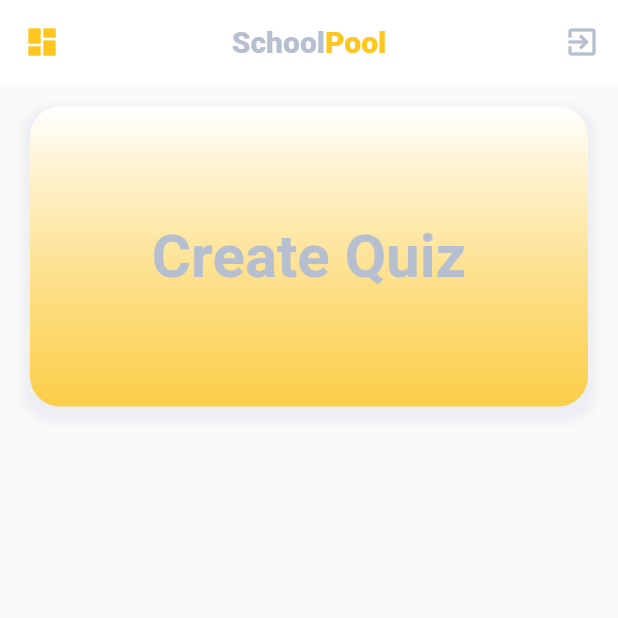
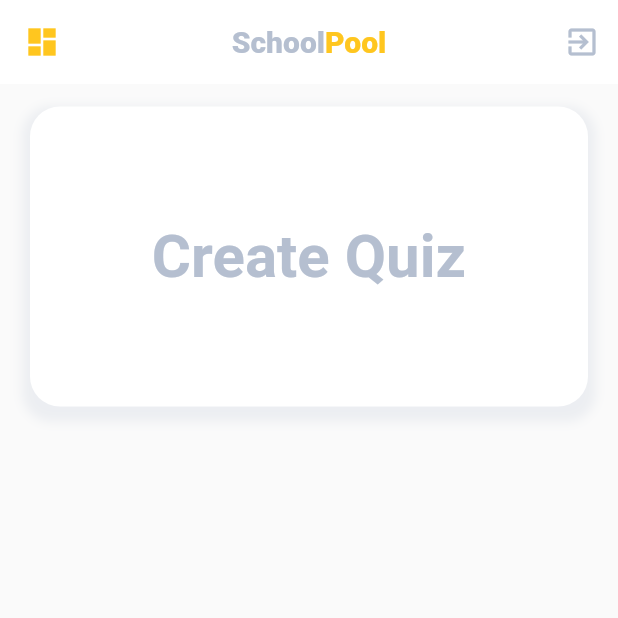
Before and after one commit to imtanbro/classroom, a Flutter app: the screen it shows after launch, after a tap on "Teacher Sign In", on a phone screen of 412 x 824 dp, the top half of it. Run offline on Flutter 3.47's test engine with Material 2 defaults, Android fonts, the phone set to English and light mode, and no system bars; our stand-ins replace cloud_firestore, firebase_auth, firebase_core, random_string, shared_preferences; accounts and stored records are empty.

Commit message:
made changes to suit new update

```diff
--- a/lib/views/sign_in/signin.dart
+++ b/lib/views/sign_in/signin.dart
@@ -110,16 +110,17 @@ class _SignInState extends State<SignIn> {
                         child: Container(
                           padding: EdgeInsets.symmetric(vertical: 10),
                           decoration: BoxDecoration(
-                            gradient: LinearGradient(
-                              colors: [
-                                Color.fromRGBO(66, 133, 244, 1),
-                                Color.fromRGBO(219, 68, 55, 1),
-                                Color.fromRGBO(244, 180, 0, 1),
-                                Color.fromRGBO(15, 157, 88, 1),
-                              ],
-                              begin: Alignment.centerLeft,
-                              end: Alignment.centerRight,
-                            ),
+                            color: kPrimaryColor,
+                            // gradient: LinearGradient(
+                            // colors: [
+                            //   Color.fromRGBO(66, 133, 244, 1),
+                            //   Color.fromRGBO(219, 68, 55, 1),
+                            //   Color.fromRGBO(244, 180, 0, 1),
+                            //   Color.fromRGBO(15, 157, 88, 1),
+                            // ],
+                            //       begin: Alignment.centerLeft,
+                            //         end: Alignment.centerRight,
+                            //         ),
                             borderRadius: BorderRadius.circular(30),
                           ),
                           height: size.height * 0.08,
@@ -185,17 +186,18 @@ class _SignInState extends State<SignIn> {
                         child: Container(
                           padding: EdgeInsets.symmetric(vertical: 10),
                           decoration: BoxDecoration(
-                            gradient: LinearGradient(
-                              colors: [
-                                Color.fromRGBO(66, 133, 244, 1),
-                                Color.fromRGBO(219, 68, 55, 1),
-                                Color.fromRGBO(244, 180, 0, 1),
-                                Color.fromRGBO(15, 157, 88, 1),
-                              ],
-                              begin: Alignment.centerLeft,
-                              end: Alignment.centerRight,
-                            ),
+                            //: LinearGradient(
+                            // colors: [
+                            //      Color.fromRGBO(66, 133, 244, 1),
+                            //     Color.fromRGBO(219, 68, 55, 1),
+                            //    Color.fromRGBO(244, 180, 0, 1),
+                            //   Color.fromRGBO(15, 157, 88, 1),
+                            // ],
+                            //   begin: Alignment.centerLeft,
+                            //     end: Alignment.centerRight,
+                            //),
                             borderRadius: BorderRadius.circular(30),
+                            color: kPrimaryColor,
                           ),
                           height: size.height * 0.08,
                           alignment: Alignment.center,
--- a/lib/widgets/widgets.dart
+++ b/lib/widgets/widgets.dart
@@ -36,11 +36,11 @@ Widget blueButton(BuildContext context, String label) {
     padding: EdgeInsets.symmetric(vertical: 10),
     decoration: BoxDecoration(
       gradient: LinearGradient(
-        colors: [
-          Color.fromRGBO(66, 133, 244, 1),
-          Color.fromRGBO(219, 68, 55, 1),
-          Color.fromRGBO(244, 180, 0, 1),
-        ],
+        //   colors: [
+        //    Color.fromRGBO(66, 133, 244, 1),
+        //   Color.fromRGBO(219, 68, 55, 1),
+        //  Color.fromRGBO(244, 180, 0, 1),
+        //     ],
         begin: Alignment.centerLeft,
         end: Alignment.centerRight,
       ),
@@ -63,15 +63,16 @@ Widget customButton(BuildContext context, String label, buttonWidth) {
   return Container(
     padding: EdgeInsets.symmetric(vertical: 10),
     decoration: BoxDecoration(
-      gradient: LinearGradient(
-        colors: [
-          Color.fromRGBO(66, 133, 244, 1),
-          Color.fromRGBO(219, 68, 55, 1),
-          Color.fromRGBO(244, 180, 0, 1),
-        ],
-        begin: Alignment.centerLeft,
-        end: Alignment.centerRight,
-      ),
+      color: kPrimaryColor,
+      // gradient: LinearGradient(
+      // colors: [
+      //   Color.fromRGBO(66, 133, 244, 1),
+      //   Color.fromRGBO(219, 68, 55, 1),
+      //   Color.fromRGBO(244, 180, 0, 1),
+      // ],
+      // begin: Alignment.centerLeft,
+      //  end: Alignment.centerRight,
+      // ),
       borderRadius: BorderRadius.circular(30),
     ),
     height: 50,
@@ -135,10 +136,11 @@ Padding homeScreenBox(BuildContext context, String name, Widget _widget) {
         height: 200,
         decoration: BoxDecoration(
             borderRadius: BorderRadius.circular(20),
-            gradient: LinearGradient(
-                begin: Alignment.topCenter,
-                end: Alignment.bottomCenter,
-                colors: [Colors.white, kPrimaryColor.withOpacity(0.8)]),
+            color: Colors.white,
+            // gradient: LinearGradient(
+            //     begin: Alignment.topCenter,
+            //     end: Alignment.bottomCenter,
+            //     colors: [Colors.white, kPrimaryColor.withOpacity(0.8)]),
             boxShadow: [
               BoxShadow(
                   color: kSecondaryColor.withOpacity(0.2),
```
Also changed, not shown: lib/views/main_screen.dart (+4 -4 lines), lib/views/teacher_main_screen/create_assignment.dart (+13 -0 lines), lib/views/teacher_main_screen/teacher_main_screen.dart (+4 -3 lines), pubspec.lock.
